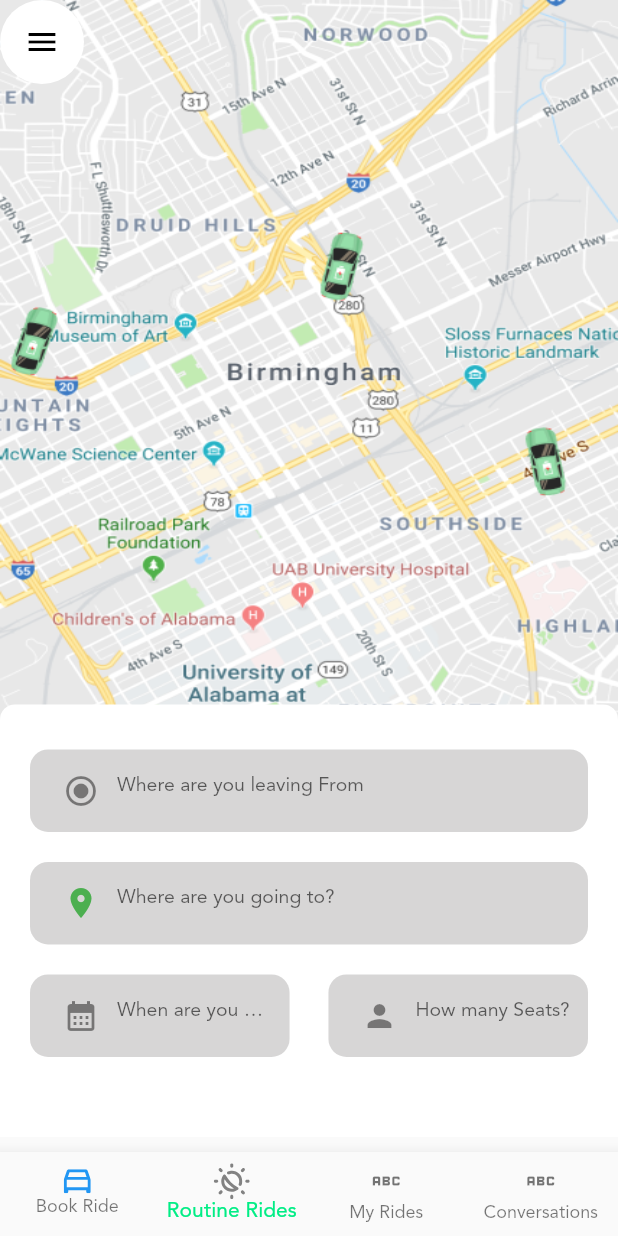
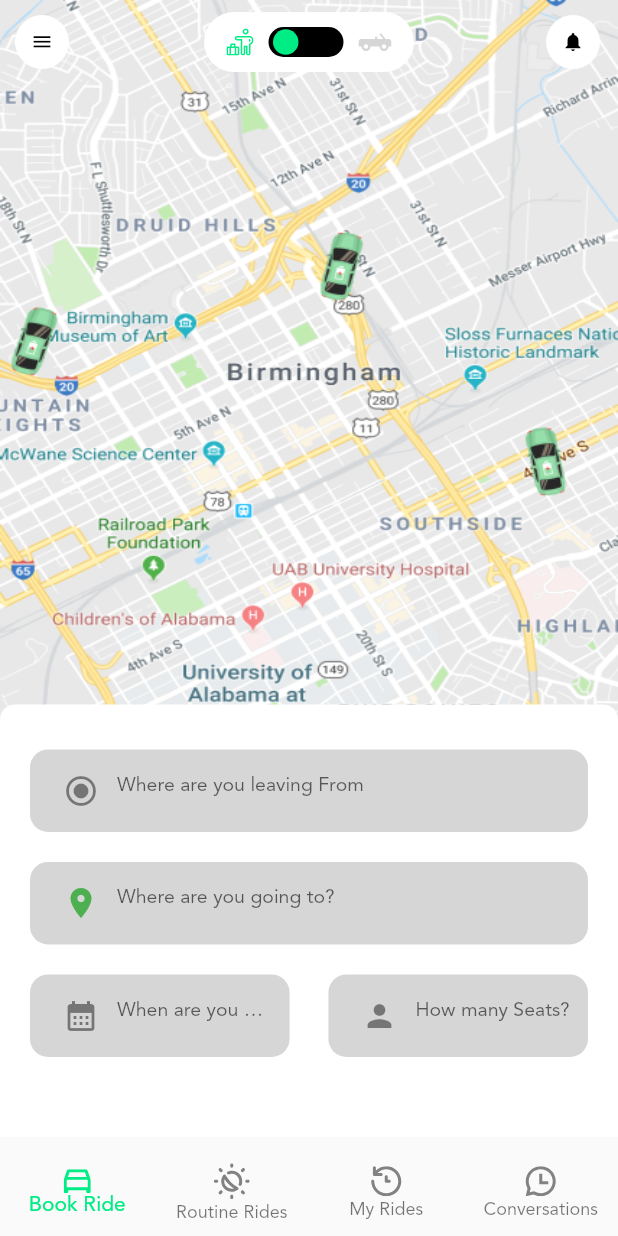
Before and after one commit to quadextech/My-Route, a Flutter app: the screen it shows after launch, on a phone screen of 412 x 824 dp. Run offline on Flutter 3.47's test engine with Material 2 defaults, Android fonts, the phone set to English and light mode, and no system bars; our stand-ins replace flutter_svg.

Commit message:
first commit

```diff
--- a/lib/constants/app_image.dart
+++ b/lib/constants/app_image.dart
@@ -15,6 +15,11 @@ class AppImage {
   static const doYouHaveCar = 'assets/images/DoYouHAveACar.png';
   static const city = 'assets/images/city.png';
   static const svgsmallcar = 'assets/images/smallCar.svg';
+  static const svgConversations = 'assets/images/conversations.svg';
+  static const svgtitlePeople = 'assets/images/titlePeople.svg';
+  static const svgroute = 'assets/images/gis_route.svg';
+  static const svgmytitleCar = 'assets/images/titleCar.svg';
+  static const svgmyRides = 'assets/images/myRides.svg';
   static const svgsroutine =
       'assets/images/material-symbols_routine-outline.svg';
 }
--- a/lib/features/PassengerBookingFlow/global_file/global_file.dart
+++ b/lib/features/PassengerBookingFlow/global_file/global_file.dart
@@ -1,2 +1,4 @@
 export './global_botton.dart';
 export './global_form_feild.dart';
+export './swicher.dart';
+export './globalDropTextField.dart';
--- /dev/null
+++ b/lib/features/PassengerBookingFlow/global_file/swicher.dart
@@ -0,0 +1,93 @@
+import 'package:flutter/material.dart';
+import 'package:flutter_svg/flutter_svg.dart';
+import 'package:myroute/constants/constant.dart';
+
+class Swicher extends StatefulWidget {
+  const Swicher({
+    Key? key,
+  }) : super(key: key);
+
+  @override
+  State<Swicher> createState() => _SwicherState();
+}
+
+class _SwicherState extends State<Swicher> {
+  bool isCostomer = true;
+  @override
+  Widget build(BuildContext context) {
+    return Container(
+      height: 40,
+      width: 140,
+      decoration: BoxDecoration(
+        color: AppColor.whiteColor,
+        borderRadius: BorderRadius.circular(30),
+      ),
+      child: Row(mainAxisAlignment: MainAxisAlignment.center, children: [
+        SvgPicture.asset(
+          AppImage.svgtitlePeople,
+          color: isCostomer ? AppColor.primaryColor : null,
+        ),
+        Padding(
+          padding: const EdgeInsets.symmetric(horizontal: 10),
+          child: Container(
+            width: 50,
+            height: 20,
+            decoration: BoxDecoration(
+              color: AppColor.blackColor,
+              borderRadius: BorderRadius.circular(30),
+            ),
+            child: Row(
+              children: [
+                GestureDetector(
+                  onTap: () {
+                    setState(() {
+                      isCostomer = true;
+                    });
+                  },
+                  child: Padding(
+                    padding: const EdgeInsets.all(1.5),
+                    child: Container(
+                      width: 20,
+                      height: 20,
+                      decoration: BoxDecoration(
+                        shape: BoxShape.circle,
+                        color: isCostomer
+                            ? AppColor.primaryColor
+                            : AppColor.blackColor,
+                      ),
+                    ),
+                  ),
+                ),
+                Expanded(child: Container()),
+                GestureDetector(
+                  onTap: () {
+                    setState(() {
+                      isCostomer = false;
+                    });
+                  },
+                  child: Padding(
+                    padding: const EdgeInsets.all(1.5),
+                    child: Container(
+                      width: 20,
+                      height: 20,
+                      decoration: BoxDecoration(
+                        shape: BoxShape.circle,
+                        color: isCostomer
+                            ? AppColor.blackColor
+                            : AppColor.primaryColor,
+                      ),
+                    ),
+                  ),
+                )
+              ],
+            ),
+          ),
+        ),
+        SvgPicture.asset(
+          AppImage.svgmytitleCar,
+          color: isCostomer ? AppColor.greyColor : AppColor.primaryColor,
+        ),
+      ]),
+    );
+  }
+}
--- /dev/null
+++ b/lib/features/PassengerBookingFlow/view/BottomNavigatorBar.dart
@@ -0,0 +1,68 @@
+import "package:flutter/material.dart";
+import 'package:flutter_svg/flutter_svg.dart';
+import 'package:myroute/constants/constant.dart';
+import 'package:myroute/features/PassengerBookingFlow/view/HomePage.dart';
+
+class BottomNav extends StatefulWidget {
+  BottomNav({super.key});
+
+  @override
+  State<BottomNav> createState() => _BottomNavState();
+}
+
+class _BottomNavState extends State<BottomNav> {
+  int _index = 0;
+
+  List pages = [
+    const PassengerHome(),
+    const Center(child: Text("Routine")),
+    const Center(child: Text("my Ride")),
+    const Center(child: Text("Conversations")),
+  ];
+
+  @override
+  Widget build(BuildContext context) {
+    return Scaffold(
+      body: pages[_index],
+      bottomNavigationBar: BottomNavigationBar(
+        currentIndex: _index,
+        fixedColor: AppColor.primaryColor,
+        type: BottomNavigationBarType.fixed,
+        elevation: 0,
+
+        // selectedItemColor: AppColor.primaryColor,
+        items: [
+          BottomNavigationBarItem(
+              icon: SvgPicture.asset(
+                AppImage.svgsmallcar,
+                color: _index == 0 ? AppColor.primaryColor : null,
+              ),
+              label: "Book Ride"),
+          BottomNavigationBarItem(
+              icon: SvgPicture.asset(
+                AppImage.svgsroutine,
+                color: _index == 1 ? AppColor.primaryColor : null,
+              ),
+              label: "Routine Rides"),
+          BottomNavigationBarItem(
+              icon: SvgPicture.asset(
+                AppImage.svgmyRides,
+                color: _index == 2 ? AppColor.primaryColor : null,
+              ),
+              label: "My Rides"),
+          BottomNavigationBarItem(
+              icon: SvgPicture.asset(
+                AppImage.svgConversations,
+                color: _index == 3 ? AppColor.primaryColor : null,
+              ),
+              label: "Conversations"),
+        ],
+        onTap: (value) {
+          setState(() {
+            _index = value;
+          });
+        },
+      ),
+    );
+  }
+}
--- a/lib/features/PassengerBookingFlow/HomePage.dart
+++ b/lib/features/PassengerBookingFlow/view/HomePage.dart
@@ -2,6 +2,7 @@ import "package:flutter/material.dart";
 import 'package:flutter_svg/flutter_svg.dart';
 import 'package:myroute/constants/constant.dart';
 import 'package:myroute/features/PassengerBookingFlow/global_file/global_file.dart';
+import 'package:myroute/features/PassengerBookingFlow/view/select_car_prefence.dart';
 
 class PassengerHome extends StatefulWidget {
   const PassengerHome({super.key});
@@ -22,15 +23,43 @@ class _PassengerHomeState extends State<PassengerHome> {
     return Scaffold(
       extendBodyBehindAppBar: true,
       appBar: AppBar(
+        centerTitle: true,
+        title: Swicher(),
         elevation: 0,
         backgroundColor: Colors.transparent,
-        leading: Container(
-            decoration: BoxDecoration(
-                shape: BoxShape.circle, color: AppColor.whiteColor),
-            child: Icon(
-              Icons.menu,
-              color: AppColor.blackColor,
-            )),
+        leading: GestureDetector(
+          onTap: () {
+            Navigator.push(
+                context,
+                MaterialPageRoute(
+                  builder: (context) => SelecteCar(),
+                ));
+          },
+          child: Padding(
+            padding: const EdgeInsets.all(10.0),
+            child: CircleAvatar(
+                backgroundColor: AppColor.whiteColor,
+                radius: 20,
+                child: Icon(
+                  Icons.menu,
+                  color: AppColor.blackColor,
+                  size: 15,
+                )),
+          ),
+        ),
+        actions: [
+          Padding(
+            padding: const EdgeInsets.all(10.0),
+            child: CircleAvatar(
+                backgroundColor: AppColor.whiteColor,
+                radius: 20,
+                child: Icon(
+                  Icons.notifications,
+                  color: AppColor.blackColor,
+                  size: 15,
+                )),
+          ),
+        ],
       ),
       body: Stack(
         children: [
@@ -54,7 +83,7 @@ class _PassengerHomeState extends State<PassengerHome> {
               height: size.height * 0.35,
               width: size.width,
               decoration: BoxDecoration(
-                borderRadius: BorderRadius.only(
+                borderRadius: const BorderRadius.only(
                   topLeft: Radius.circular(10),
                   topRight: Radius.circular(10),
                 ),
@@ -68,28 +97,28 @@ class _PassengerHomeState extends State<PassengerHome> {
                   crossAxisAlignment: CrossAxisAlignment.center,
                   mainAxisAlignment: MainAxisAlignment.spaceEvenly,
                   children: [
-                    SizedBox(
+                    const SizedBox(
                       height: 20,
                     ),
                     GlobaltextField(
                         keyboardType: TextInputType.none,
                         u: true,
                         controller: whereEditingController,
-                        preficIcon: Icon(Icons.radio_button_checked),
+                        preficIcon: const Icon(Icons.radio_button_checked),
                         label: "Where are you leaving From"),
-                    SizedBox(
+                    const SizedBox(
                       height: 20,
                     ),
                     GlobaltextField(
                         keyboardType: TextInputType.none,
                         u: true,
                         controller: goingToEditingController,
-                        preficIcon: Icon(
+                        preficIcon: const Icon(
                           Icons.location_on,
                           color: Colors.green,
                         ),
                         label: "Where are you going to?"),
-                    SizedBox(
+                    const SizedBox(
                       height: 20,
                     ),
                     Row(
@@ -101,10 +130,10 @@ class _PassengerHomeState extends State<PassengerHome> {
                               keyboardType: TextInputType.none,
                               u: true,
                               controller: whenEditingController,
-                              preficIcon: Icon(Icons.calendar_month),
+                              preficIcon: const Icon(Icons.calendar_month),
                               label: "When are you going"),
                         ),
-                        SizedBox(
+                        const SizedBox(
                           width: 20,
                         ),
                         Container(
@@ -113,7 +142,7 @@ class _PassengerHomeState extends State<PassengerHome> {
                               keyboardType: TextInputType.none,
                               u: true,
                               controller: howManyEditingController,
-                              preficIcon: Icon(Icons.person),
+                              preficIcon: const Icon(Icons.person),
                               label: "How many Seats?"),
                         )
                       ],
@@ -125,28 +154,6 @@ class _PassengerHomeState extends State<PassengerHome> {
           )
         ],
       ),
-      bottomNavigationBar: BottomNavigationBar(
-          currentIndex: 1,
-          type: BottomNavigationBarType.fixed,
-          selectedItemColor: AppColor.primaryColor,
-          items: [
-            BottomNavigationBarItem(
-                icon: SvgPicture.asset(
-                  AppImage.svgsmallcar,
-                  color: Colors.blue,
-                ),
-                label: "Book Ride"),
-            BottomNavigationBarItem(
-                icon: SvgPicture.asset(AppImage.svgsroutine),
-                label: "Routine Rides"),
-            BottomNavigationBarItem(
-                icon: Icon(
-                  Icons.abc,
-                ),
-                label: "My Rides"),
-            BottomNavigationBarItem(
-                icon: Icon(Icons.abc), label: "Conversations"),
-          ]),
     );
   }
 }
--- a/lib/main.dart
+++ b/lib/main.dart
@@ -1,6 +1,5 @@
 import 'package:flutter/material.dart';
-import 'package:myroute/features/PassengerBookingFlow/HomePage.dart';
-import 'package:myroute/features/Splash/views/Slash.dart';
+import 'package:myroute/features/PassengerBookingFlow/view/BottomNavigatorBar.dart';
 
 void main() {
   runApp(const MyApp());
@@ -18,7 +17,7 @@ class MyApp extends StatelessWidget {
         primarySwatch: Colors.blue,
         fontFamily: "Avenir",
       ),
-      home: const PassengerHome(),
+      home: BottomNav(),
     );
   }
 }
```
Also changed, not shown: lib/features/PassengerBookingFlow/global_file/globalDropTextField.dart (added, +53 -0 lines), lib/features/PassengerBookingFlow/view/select_car_prefence.dart (added, +88 -0 lines), assets/images/conversations.svg (added), assets/images/gis_route.svg (added), assets/images/myRides.svg (added), assets/images/smallCar.svg, assets/images/titleCar.svg (added), assets/images/titlePeople.svg (added).
